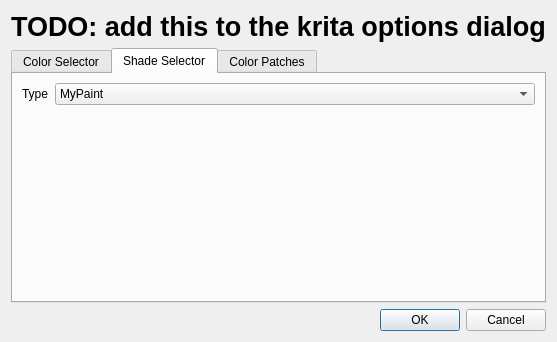
First picture: the form in krita/plugins/extensions/dockers/colorselectorng/kis_colselng_settings.ui, repository KDE/krita, before the edit.
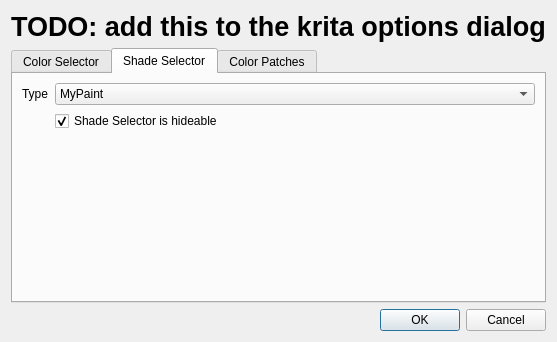
Second picture: the form after the edit. The open tabs and pages were chosen to show the change. Custom widgets are drawn as their Qt base class.

```diff
--- a/krita/plugins/extensions/dockers/colorselectorng/kis_colselng_settings.ui
+++ b/krita/plugins/extensions/dockers/colorselectorng/kis_colselng_settings.ui
@@ -146,6 +146,16 @@
          </item>
         </widget>
        </item>
+       <item row="1" column="1">
+        <widget class="QCheckBox" name="shadeSelectorHideable">
+         <property name="text">
+          <string>Shade Selector is hideable</string>
+         </property>
+         <property name="checked">
+          <bool>true</bool>
+         </property>
+        </widget>
+       </item>
       </layout>
      </widget>
      <widget class="QWidget" name="tab_3">
```
Left out of the diff: 78 changed lines with no effect on the pictures.
